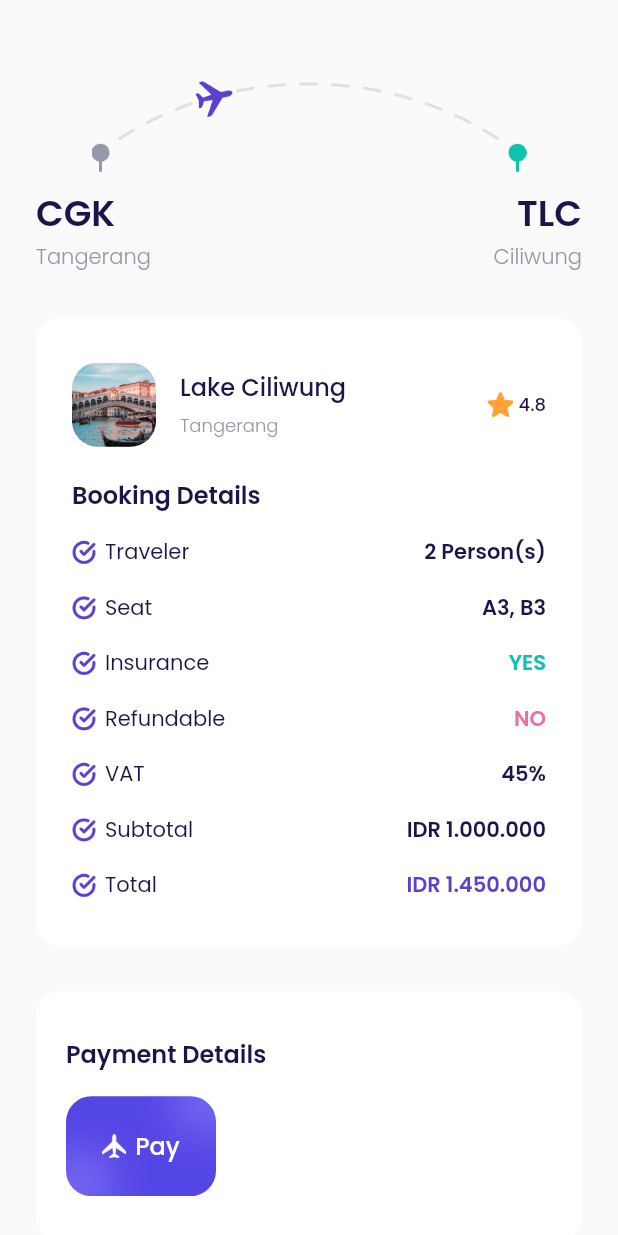
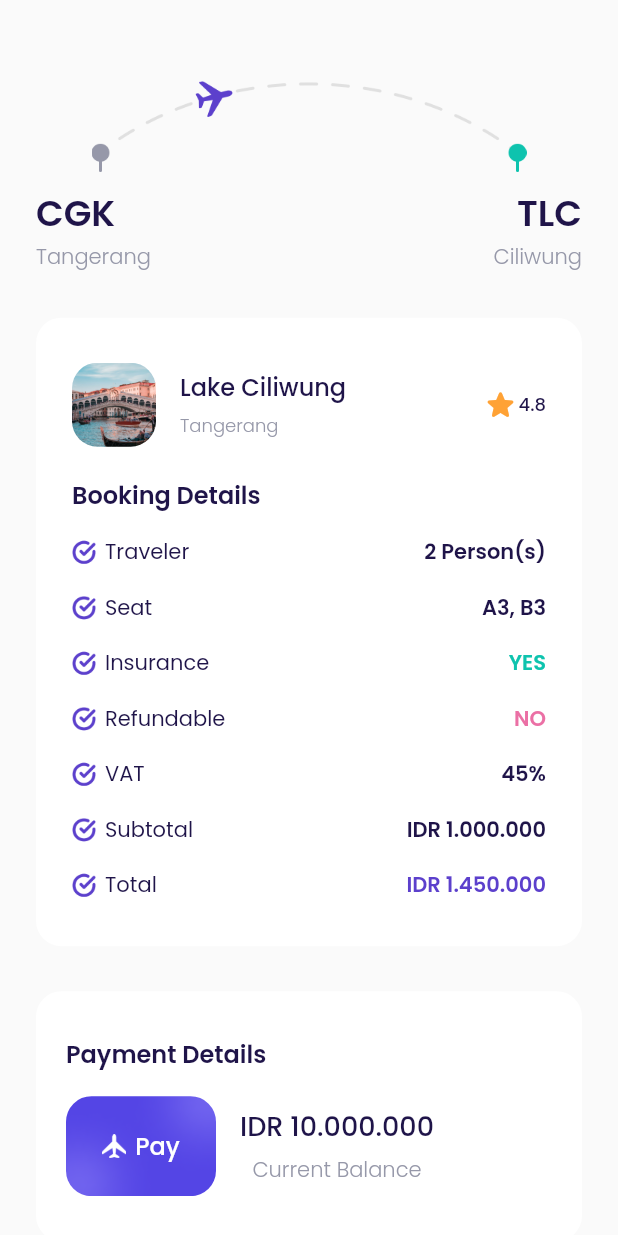
Before and after one commit to HarunNurahman/book-inn-air, a Flutter app: the CheckoutPage screen opened directly, on a phone screen of 412 x 824 dp. Run offline on Flutter 3.47's test engine with Material 2 defaults, Android fonts, the phone set to English and light mode, and no system bars; our stand-ins replace device_preview, google_fonts.

Commit message:
Slicing UI Checkout Page

```diff
--- a/lib/pages/checkout_page.dart
+++ b/lib/pages/checkout_page.dart
@@ -241,18 +241,20 @@ class CheckoutPage extends StatelessWidget {
               ),
             ),
             Padding(
-              padding: EdgeInsets.only(top: defaultMargin - 8),
+              padding: EdgeInsets.only(
+                top: defaultMargin - 8,
+              ),
               child: Row(
                 children: [
+                  // Icon selected payment method
                   Stack(
                     children: [
-                      Center(
-                        child: ClipRRect(
-                          borderRadius: BorderRadius.circular(defaultRadius),
-                          child: Image.asset(
-                            'assets/images/img_card.png',
-                            width: 100,
-                          ),
+                      ClipRRect(
+                        borderRadius: BorderRadius.circular(defaultRadius),
+                        child: Image.asset(
+                          'assets/images/img_card.png',
+                          width: 100,
+                          fit: BoxFit.cover,
                         ),
                       ),
                       Positioned.fill(
@@ -275,6 +277,26 @@ class CheckoutPage extends StatelessWidget {
                               )
                             ],
                           ),
+                        ),
+                      )
+                    ],
+                  ),
+                  const SizedBox(width: 16),
+                  // Current balance
+                  Column(
+                    children: [
+                      Text(
+                        'IDR 10.000.000',
+                        style: blackTextStyle.copyWith(
+                          fontSize: 18,
+                          fontWeight: medium,
+                        ),
+                      ),
+                      const SizedBox(height: 5),
+                      Text(
+                        'Current Balance',
+                        style: grayTextStyle.copyWith(
+                          fontWeight: light,
                         ),
                       )
                     ],
```
